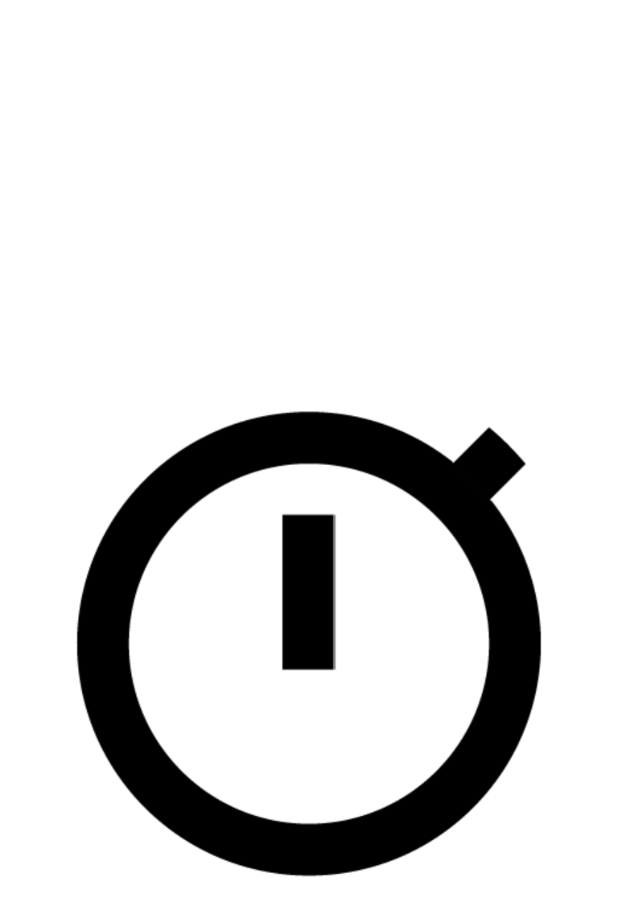
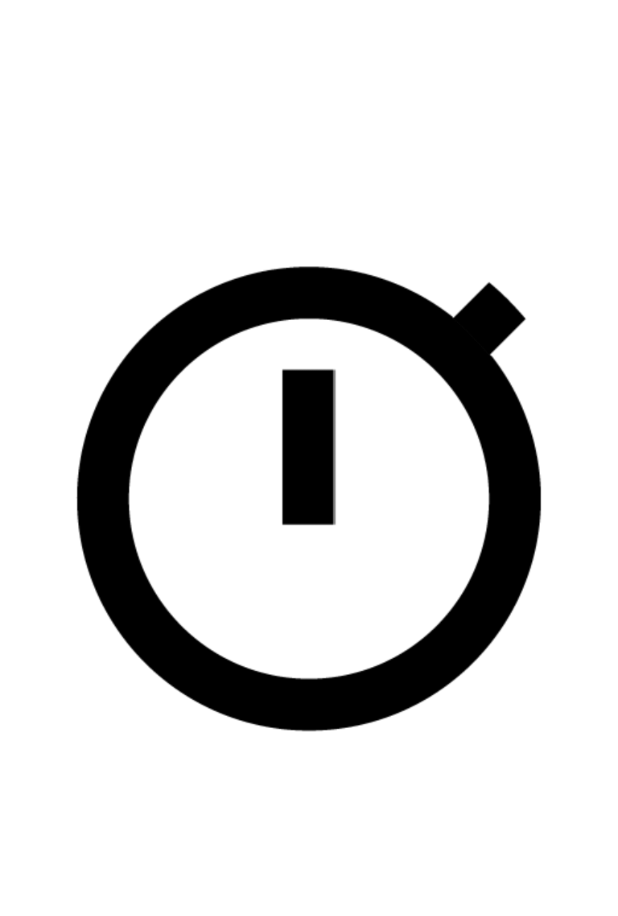
Before and after one commit to deVDem/Schedule, an Android app: the screen it shows after launch (SplashActivity), on a phone screen of 412 x 824 dp. Shown: the top 916 px of the screen. Run offline under Robolectric (Android 15) with nearby library versions, the phone set to English and light mode, and no system bars.

Commit message:
Fixed splash layout

```diff
--- a/app/src/main/res/layout/activity_splash.xml
+++ b/app/src/main/res/layout/activity_splash.xml
@@ -7,32 +7,32 @@
     <ImageView
         android:id="@+id/circle"
         android:layout_width="wrap_content"
-        android:layout_height="wrap_content"
-        android:layout_centerInParent="true"
+        android:layout_height="match_parent"
+        android:layout_above="@+id/textViewAppName"
         android:layout_centerHorizontal="true"
         app:srcCompat="@drawable/circle" />
 
     <ImageView
         android:id="@+id/button"
         android:layout_width="wrap_content"
-        android:layout_height="wrap_content"
-        android:layout_centerInParent="true"
+        android:layout_height="match_parent"
+        android:layout_above="@+id/textViewAppName"
         android:layout_centerHorizontal="true"
         app:srcCompat="@drawable/button" />
 
     <ImageView
         android:id="@+id/arrow"
         android:layout_width="wrap_content"
-        android:layout_height="wrap_content"
-        android:layout_centerInParent="true"
+        android:layout_height="match_parent"
+        android:layout_above="@+id/textViewAppName"
         android:layout_centerHorizontal="true"
         app:srcCompat="@drawable/arrow" />
 
     <ImageView
         android:id="@+id/count"
         android:layout_width="wrap_content"
-        android:layout_height="wrap_content"
-        android:layout_centerInParent="true"
+        android:layout_height="match_parent"
+        android:layout_above="@+id/textViewAppName"
         android:layout_centerHorizontal="true"
         app:srcCompat="@drawable/count" />
 
@@ -40,7 +40,8 @@
         android:id="@+id/textViewAppName"
         android:layout_width="wrap_content"
         android:layout_height="wrap_content"
-        android:layout_below="@id/count"
+        android:layout_alignParentBottom="true"
+        android:layout_marginBottom="150dp"
         android:layout_centerHorizontal="true"
         android:text="@string/app_name"
         android:textColor="#000"
```
